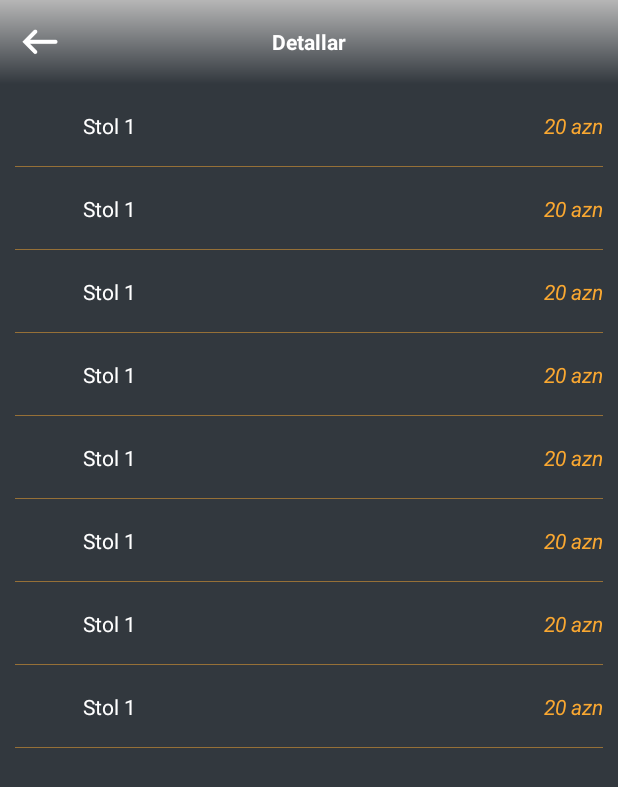
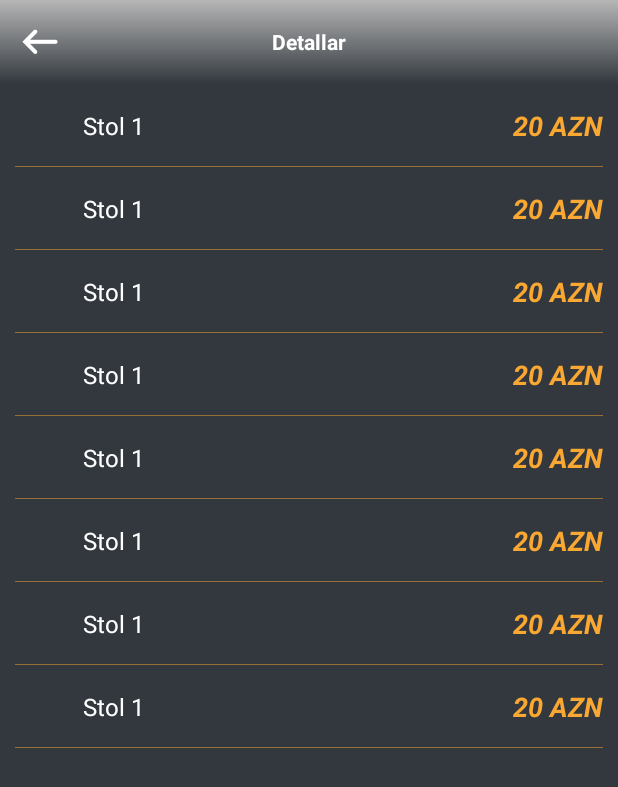
Before and after one commit to nicatguliyev/HunerTest, an Android app: the Details screen opened directly, with no data from a screen before it, on a phone screen of 412 x 824 dp. Shown: the top 787 px of the screen. Run offline under Robolectric (Android 15) with nearby library versions, the light colour scheme and no system bars; our stand-ins replace CircleImageView.

Commit message:
Grid Yaradildi

```diff
--- a/app/src/main/java/com/example/artservis/hunertest/Details.java
+++ b/app/src/main/java/com/example/artservis/hunertest/Details.java
@@ -1,13 +1,17 @@
 package com.example.artservis.hunertest;
 
 import android.content.Intent;
+import android.graphics.Color;
 import android.support.v7.app.ActionBar;
 import android.support.v7.app.AppCompatActivity;
 import android.os.Bundle;
 import android.view.View;
 import android.view.WindowManager;
+import android.widget.AdapterView;
 import android.widget.ImageView;
 import android.widget.ListView;
+import android.widget.RelativeLayout;
+import android.widget.TextView;
 
 import com.example.artservis.hunertest.Adapter.DetailListAdapter;
 import com.example.artservis.hunertest.Model.DetailModel;
@@ -17,13 +21,14 @@ import java.util.ArrayList;
 public class Details extends AppCompatActivity {
 
     ArrayList<DetailModel> models = new ArrayList<>();
+    TextView activityNameTxt;
 
     @Override
     protected void onCreate(Bundle savedInstanceState) {
         super.onCreate(savedInstanceState);
         setContentView(R.layout.activity_details);
 
-        this.getWindow().setFlags(WindowManager.LayoutParams.FLAG_FULLSCREEN,WindowManager.LayoutParams.FLAG_FULLSCREEN);
+        this.getWindow().setFlags(WindowManager.LayoutParams.FLAG_FULLSCREEN, WindowManager.LayoutParams.FLAG_FULLSCREEN);
 
         ActionBar mActionBar = getSupportActionBar();
         mActionBar.hide();
@@ -31,17 +36,19 @@ public class Details extends AppCompatActivity {
         ImageView backBtn = (ImageView) findViewById(R.id.bacBtn);
         ListView detailList = (ListView) findViewById(R.id.detailList);
 
+        activityNameTxt = (TextView) findViewById(R.id.activityNameTxt);
+
         Intent intent = getIntent();
         Bundle bundle = intent.getExtras();
 
         int image = 0;
 
-        if(bundle != null)
-        {
+        if (bundle != null) {
             image = bundle.getInt("selectedService");
+            activityNameTxt.setText(bundle.getString("selectedServiceName"));
         }
 
-        DetailModel model1 = new DetailModel("Stol 1", "20 azn", image );
+        DetailModel model1 = new DetailModel("Stol 1", "20 AZN", image);
 
 
         models.add(model1);
@@ -58,12 +65,34 @@ public class Details extends AppCompatActivity {
         detailList.setAdapter(adapter);
 
 
-
         backBtn.setOnClickListener(new View.OnClickListener() {
             @Override
             public void onClick(View view) {
                 finish();
                 overridePendingTransition(R.anim.come_from_left, R.anim.exit_from_right);
+
+            }
+        });
+
+        detailList.setOnItemClickListener(new AdapterView.OnItemClickListener() {
+            @Override
+            public void onItemClick(AdapterView<?> adapterView, View view, int i, long l) {
+                /*finish();
+                Services.serviceActivity.finish();
+                overridePendingTransition(R.anim.come_from_left, R.anim.exit_from_right);*/
+
+                final RelativeLayout background = view.findViewById(R.id.listItemLyt);
+
+                background.setBackgroundColor(Color.parseColor("#7EFFFFFF"));
+
+                android.os.Handler handler = new android.os.Handler();
+
+                handler.postDelayed(new Runnable() {
+                    @Override
+                    public void run() {
+                        background.setBackgroundColor(Color.parseColor("#32383e"));
+                    }
+                }, 50);
 
             }
         });
--- a/app/src/main/java/com/example/artservis/hunertest/Services.java
+++ b/app/src/main/java/com/example/artservis/hunertest/Services.java
@@ -1,5 +1,6 @@
 package com.example.artservis.hunertest;
 
+import android.app.Activity;
 import android.content.Intent;
 import android.graphics.Color;
 import android.graphics.Typeface;
@@ -26,11 +27,14 @@ public class Services extends AppCompatActivity {
     ListView serviceList;
     ArrayList<String> servicenames;
     ArrayList<Integer> serviceImages;
+    public static Activity serviceActivity;
 
     @Override
     protected void onCreate(Bundle savedInstanceState) {
         super.onCreate(savedInstanceState);
         setContentView(R.layout.activity_services);
+
+        serviceActivity = this;
 
         serviceList = (ListView) findViewById(R.id.serviceList);
 
@@ -96,6 +100,7 @@ public class Services extends AppCompatActivity {
 
                 Intent intent  = new Intent(getApplicationContext(), Details.class);
                 intent.putExtra("selectedService", serviceImages.get(i));
+                intent.putExtra("selectedServiceName", servicenames.get(i));
                 startActivity(intent);
                 overridePendingTransition(R.anim.come_from_right, R.anim.exit_from_left);
 
--- a/app/src/main/res/layout/detail_list_item.xml
+++ b/app/src/main/res/layout/detail_list_item.xml
@@ -33,6 +33,7 @@
             android:textColor="#fff"
             android:layout_toRightOf="@+id/serviceImg"
             android:layout_marginLeft="10dp"
+            android:textSize="16sp"
             android:text="PLAY STATION"/>
 
 
@@ -45,7 +46,8 @@
             android:layout_marginBottom="10dp"
             android:layout_centerVertical="true"
             android:textColor="@color/hunerGold"
-            android:textStyle="italic"
+            android:textStyle="italic|bold"
+            android:textSize="18sp"
             android:layout_alignParentRight="true"
             android:layout_marginRight="10dp"
             android:layout_marginLeft="10dp"
```
